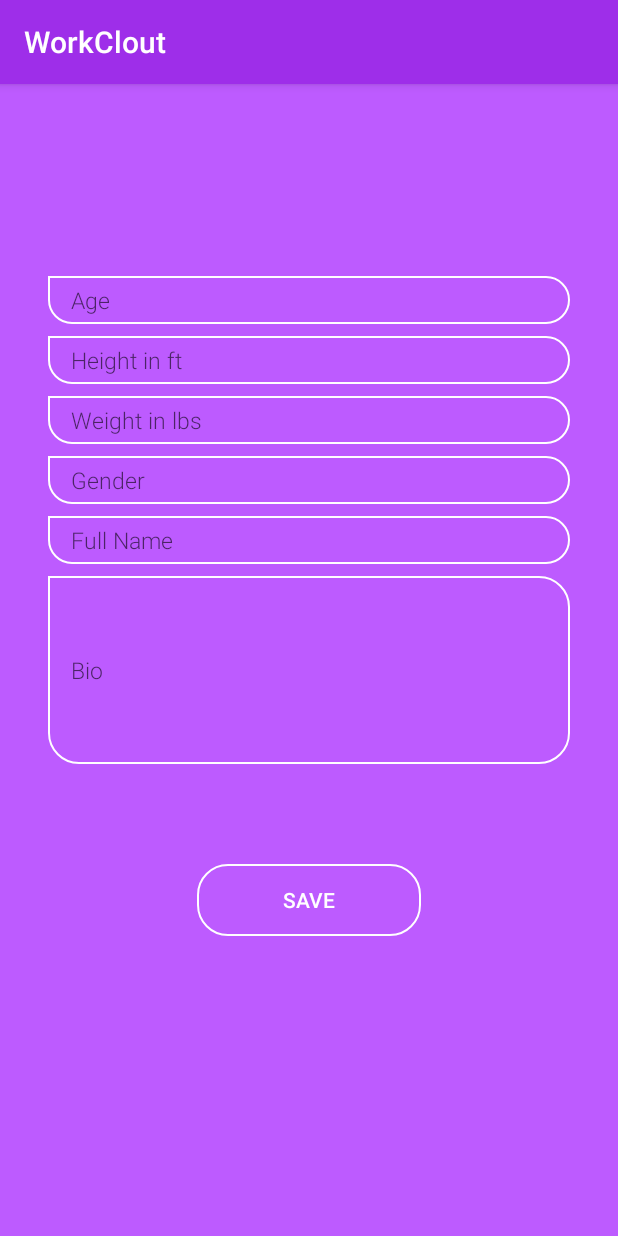
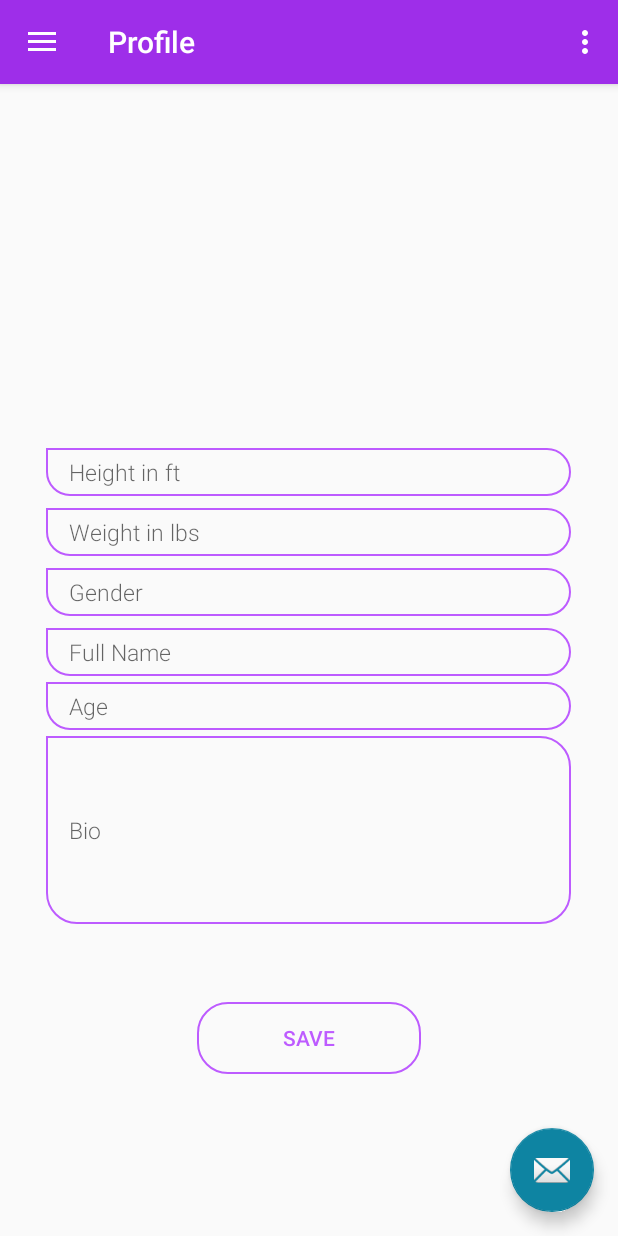
Before and after one commit to forklifters/WorkClout, an Android app: the HomePage screen opened directly, with no data from a screen before it, in the side drawer, after a tap on "Profile", on a phone screen of 412 x 824 dp. Run offline under Robolectric (Android 15) with nearby library versions, the phone set to English and light mode, and no system bars; our stand-ins replace Firebase (no records; nobody signed in at launch, a user with empty details on screens opened directly).

Commit message:
A lot of UI linking

```diff
--- a/app/src/main/AndroidManifest.xml
+++ b/app/src/main/AndroidManifest.xml
@@ -15,9 +15,13 @@
         android:supportsRtl="true"
         android:theme="@style/AppTheme">
         <activity
+            android:name=".Profile"
+            android:label="@string/title_activity_profile"
+            android:theme="@style/AppTheme.NoActionBar"></activity>
+        <activity
             android:name=".Settings"
             android:label="@string/title_activity_settings"
-            android:theme="@style/AppTheme.NoActionBar"></activity>
+            android:theme="@style/AppTheme.NoActionBar" />
         <activity
             android:name=".HomePage"
             android:label="@string/title_activity_home_page"
--- a/app/src/main/java/com/example/workclout/HomePage.java
+++ b/app/src/main/java/com/example/workclout/HomePage.java
@@ -18,7 +18,6 @@ import android.view.MenuItem;
 public class HomePage extends AppCompatActivity
         implements NavigationView.OnNavigationItemSelectedListener {
 
-    //private Switch nightmode;
     private helperClass x =new helperClass();
 
     @Override
@@ -27,7 +26,6 @@ public class HomePage extends AppCompatActivity
         super.onCreate(savedInstanceState);
         setContentView(R.layout.activity_home_page);
         night_mode();
-        setUpVariables();
         Toolbar toolbar = (Toolbar) findViewById(R.id.toolbar);
         setSupportActionBar(toolbar);
 
@@ -68,10 +66,6 @@ public class HomePage extends AppCompatActivity
 
     }
 
-    public void setUpVariables() {
-        //nightmode=(Switch) findViewById(R.id.sw_nightmode);
-    }
-
     @Override
     public void onBackPressed() {
         DrawerLayout drawer = (DrawerLayout) findViewById(R.id.drawer_layout);
@@ -98,7 +92,7 @@ public class HomePage extends AppCompatActivity
 
         //noinspection SimplifiableIfStatement
         if (id == R.id.action_settings) {
-            Intent settings = new Intent(HomePage.this, Settings.class);
+            Intent settings = new Intent(HomePage.this, HomePage.class);
             startActivity(settings);
             return true;
         }
@@ -122,11 +116,14 @@ public class HomePage extends AppCompatActivity
             Intent settings = new Intent(HomePage.this, Settings.class);
             startActivity(settings);
         } else if (id == R.id.nav_profile) {
-            Intent profileView = new Intent(HomePage.this, SetupProfile.class);
+            Intent profileView = new Intent(HomePage.this, Profile.class);
             startActivity(profileView);
         } else if (id == R.id.nav_leaderboards) {
             Intent leaderboards = new Intent(HomePage.this, Registration.class);
             startActivity(leaderboards);
+        } else if (id == R.id.nav_home) {
+            Intent home = new Intent(HomePage.this, HomePage.class);
+            startActivity(home);
         }
 
         DrawerLayout drawer = (DrawerLayout) findViewById(R.id.drawer_layout);
--- /dev/null
+++ b/app/src/main/java/com/example/workclout/Profile.java
@@ -0,0 +1,200 @@
+package com.example.workclout;
+
+import android.content.Intent;
+import android.os.Bundle;
+import android.support.design.widget.FloatingActionButton;
+import android.support.design.widget.Snackbar;
+import android.support.v7.app.AppCompatDelegate;
+import android.view.View;
+import android.support.design.widget.NavigationView;
+import android.support.v4.view.GravityCompat;
+import android.support.v4.widget.DrawerLayout;
+import android.support.v7.app.ActionBarDrawerToggle;
+import android.support.v7.app.AppCompatActivity;
+import android.support.v7.widget.Toolbar;
+import android.view.Menu;
+import android.view.MenuItem;
+import android.widget.Button;
+import android.widget.EditText;
+import android.widget.Toast;
+
+import com.google.android.gms.tasks.OnSuccessListener;
+import com.google.firebase.firestore.DocumentReference;
+import com.google.firebase.firestore.DocumentSnapshot;
+import com.google.firebase.firestore.FirebaseFirestore;
+
+public class Profile extends AppCompatActivity
+        implements NavigationView.OnNavigationItemSelectedListener {
+
+    private EditText bio, weight, height, gender, fullName, age;
+    private Button setup;
+    private String bioInput, fullNameInput, ageInput, heightInput, weightInput, loginType, UId,genderInput;
+    private String databaseBio, databaseName,databaseAge,databaseHeight,databaseWeight,databaseGender;
+    private FirebaseFirestore firestoreoreupdate;
+    private DocumentReference setUPRef;
+    private helperClass x =new helperClass();
+
+    @Override
+    protected void onCreate(Bundle savedInstanceState) {
+        super.onCreate(savedInstanceState);
+        setContentView(R.layout.activity_profile);
+        firestoreoreupdate = FirebaseFirestore.getInstance();
+        night_mode();
+        Toolbar toolbar = (Toolbar) findViewById(R.id.toolbar);
+        setSupportActionBar(toolbar);
+
+        FloatingActionButton fab = (FloatingActionButton) findViewById(R.id.fab);
+        fab.setOnClickListener(new View.OnClickListener() {
+            @Override
+            public void onClick(View view) {
+                Snackbar.make(view, "Replace with your own action", Snackbar.LENGTH_LONG)
+                        .setAction("Action", null).show();
+            }
+        });
+
+        DrawerLayout drawer = (DrawerLayout) findViewById(R.id.drawer_layout);
+        ActionBarDrawerToggle toggle = new ActionBarDrawerToggle(
+                this, drawer, toolbar, R.string.navigation_drawer_open, R.string.navigation_drawer_close);
+        drawer.addDrawerListener(toggle);
+        toggle.syncState();
+
+        NavigationView navigationView = (NavigationView) findViewById(R.id.nav_view);
+        navigationView.setNavigationItemSelectedListener(this);
+
+        bio = (EditText) findViewById(R.id.BioId);
+        age = (EditText) findViewById(R.id.AgeID);
+        height = (EditText) findViewById(R.id.HeightId);
+        weight = (EditText) findViewById(R.id.WeightID);
+        fullName = (EditText) findViewById(R.id.FullNameID);
+        gender=(EditText) findViewById(R.id.GenderID);
+        setup = (Button) findViewById(R.id.ProfileID);
+
+        UId =x.get_user_id();
+        loginType=x.get_login_type();
+        setUPRef = firestoreoreupdate.collection(loginType).document(UId);
+
+        setup.setOnClickListener(new View.OnClickListener() {
+            @Override
+            public void onClick(View v) {
+                fullNameInput=fullName.getText().toString().trim();
+                bioInput=bio.getText().toString().trim();
+                ageInput=age.getText().toString().trim();
+                heightInput=height.getText().toString().trim();
+                weightInput =weight.getText().toString().trim();
+                genderInput=gender.getText().toString().trim();
+                setUPRef.get().addOnSuccessListener(new OnSuccessListener<DocumentSnapshot>() {
+                    @Override
+                    public void onSuccess(DocumentSnapshot documentSnapshot) {
+                        databaseName = documentSnapshot.getString("Name");
+                        databaseBio = documentSnapshot.getString("bio");
+                        databaseGender = documentSnapshot.getString("gender");
+                        databaseAge = documentSnapshot.getString("age");
+                        databaseHeight = documentSnapshot.getString("height");
+                        databaseWeight = documentSnapshot.getString("weight");
+                        fullName.setHint(databaseName);
+                        bio.setHint(databaseBio);
+                        gender.setHint(databaseGender);
+                        age.setHint(databaseAge);
+                        height.setHint(databaseName);
+                        weight.setHint(databaseName);
+
+                    }
+                });
+
+                update();
+                Intent loginSuccess = new Intent(Profile.this, Settings.class);
+                startActivity(loginSuccess);
+
+
+            }
+        });
+
+    }
+
+    public void night_mode()
+    {
+        if(x.get_lights_on()==true)
+        {
+            getDelegate().setLocalNightMode(AppCompatDelegate.MODE_NIGHT_YES);
+        }
+        else
+        {
+            getDelegate().setLocalNightMode(AppCompatDelegate.MODE_NIGHT_NO);
+        }
+    }
+
+    public void update() {
+        setUPRef.update("Name", fullNameInput);
+        setUPRef.update("bio", bioInput);
+        setUPRef.update("gender", genderInput);
+        setUPRef.update("age", ageInput);
+        setUPRef.update("height", heightInput);
+        setUPRef.update("weight", weightInput);
+        Toast.makeText(Profile.this, "Your profile is updated",Toast.LENGTH_SHORT).show();
+    }
+
+    @Override
+    public void onBackPressed() {
+        DrawerLayout drawer = (DrawerLayout) findViewById(R.id.drawer_layout);
+        if (drawer.isDrawerOpen(GravityCompat.START)) {
+            drawer.closeDrawer(GravityCompat.START);
+        } else {
+            super.onBackPressed();
+        }
+    }
+
+    @Override
+    public boolean onCreateOptionsMenu(Menu menu) {
+        // Inflate the menu; this adds items to the action bar if it is present.
+        getMenuInflater().inflate(R.menu.profile, menu);
+        return true;
+    }
+
+    @Override
+    public boolean onOptionsItemSelected(MenuItem item) {
+        // Handle action bar item clicks here. The action bar will
+        // automatically handle clicks on the Home/Up button, so long
+        // as you specify a parent activity in AndroidManifest.xml.
+        int id = item.getItemId();
+
+        //noinspection SimplifiableIfStatement
+        if (id == R.id.action_settings) {
+            Intent settings = new Intent(Profile.this, HomePage.class);
+            startActivity(settings);
+            return true;
+        }
+
+        return super.onOptionsItemSelected(item);
+    }
+
+    @SuppressWarnings("StatementWithEmptyBody")
+    @Override
+    public boolean onNavigationItemSelected(MenuItem item) {
+        // Handle navigation view item clicks here.
+        int id = item.getItemId();
+
+        if (id == R.id.nav_challenges) {
+            Intent challenges = new Intent(Profile.this, Challenges.class);
+            startActivity(challenges);
+        } else if (id == R.id.nav_teams) {
+            Intent teams = new Intent(Profile.this, Registration.class);
+            startActivity(teams);
+        } else if (id == R.id.nav_settings) {
+            Intent settings = new Intent(Profile.this, Settings.class);
+            startActivity(settings);
+        } else if (id == R.id.nav_profile) {
+            Intent profileView = new Intent(Profile.this, Profile.class);
+            startActivity(profileView);
+        } else if (id == R.id.nav_leaderboards) {
+            Intent leaderboards = new Intent(Profile.this, Registration.class);
+            startActivity(leaderboards);
+        } else if (id == R.id.nav_home) {
+            Intent home = new Intent(Profile.this, HomePage.class);
+            startActivity(home);
+        }
+
+        DrawerLayout drawer = (DrawerLayout) findViewById(R.id.drawer_layout);
+        drawer.closeDrawer(GravityCompat.START);
+        return true;
+    }
+}
--- a/app/src/main/java/com/example/workclout/Registration.java
+++ b/app/src/main/java/com/example/workclout/Registration.java
@@ -106,7 +106,7 @@ public class Registration extends AppCompatActivity {
                         public void onComplete(@NonNull Task<Void> task) {
                             Toast.makeText(Registration.this, "Username added", Toast.LENGTH_SHORT).show();
 
-                            Intent loginSuccess = new Intent(Registration.this, SetupProfile.class);
+                            Intent loginSuccess = new Intent(Registration.this, Profile.class);
                             startActivity(loginSuccess);
                         }
                     }).addOnFailureListener(new OnFailureListener() {
--- a/app/src/main/java/com/example/workclout/SetupProfile.java
+++ b/app/src/main/java/com/example/workclout/SetupProfile.java
@@ -91,7 +91,5 @@ public class SetupProfile extends AppCompatActivity {
                     setUPRef.update("height", heightInput);
                     setUPRef.update("weight", weightInput);
                     Toast.makeText(SetupProfile.this, "Your profile is updated",Toast.LENGTH_SHORT).show();
-
-
                 }
 }
--- /dev/null
+++ b/app/src/main/res/drawable/btn_bg_main.xml
@@ -0,0 +1,14 @@
+<shape xmlns:android="http://schemas.android.com/apk/res/android"
+    android:shape="rectangle">
+
+    <corners
+        android:bottomLeftRadius="20dp"
+        android:bottomRightRadius="20dp"
+        android:topLeftRadius="20dp"
+        android:topRightRadius="20dp" />
+
+    <stroke
+        android:color="@color/gradStart"
+        android:width="1dp" />
+
+</shape>
--- /dev/null
+++ b/app/src/main/res/drawable/et_bg_main.xml
@@ -0,0 +1,14 @@
+<shape xmlns:android="http://schemas.android.com/apk/res/android"
+    android:shape="rectangle">
+
+    <corners
+        android:bottomLeftRadius="20dp"
+        android:bottomRightRadius="20dp"
+        android:topLeftRadius="0dp"
+        android:topRightRadius="20dp" />
+
+    <stroke
+        android:color="@color/gradStart"
+        android:width="1dp" />
+
+</shape>
--- /dev/null
+++ b/app/src/main/res/layout/activity_profile.xml
@@ -0,0 +1,25 @@
+<?xml version="1.0" encoding="utf-8"?>
+<android.support.v4.widget.DrawerLayout xmlns:android="http://schemas.android.com/apk/res/android"
+    xmlns:app="http://schemas.android.com/apk/res-auto"
+    xmlns:tools="http://schemas.android.com/tools"
+    android:id="@+id/drawer_layout"
+    android:layout_width="match_parent"
+    android:layout_height="match_parent"
+    android:fitsSystemWindows="true"
+    tools:openDrawer="start">
+
+    <include
+        layout="@layout/app_bar_profile"
+        android:layout_width="match_parent"
+        android:layout_height="match_parent" />
+
+    <android.support.design.widget.NavigationView
+        android:id="@+id/nav_view"
+        android:layout_width="wrap_content"
+        android:layout_height="match_parent"
+        android:layout_gravity="start"
+        android:fitsSystemWindows="true"
+        app:headerLayout="@layout/nav_header_profile"
+        app:menu="@menu/activity_profile_drawer" />
+
+</android.support.v4.widget.DrawerLayout>
--- /dev/null
+++ b/app/src/main/res/layout/app_bar_profile.xml
@@ -0,0 +1,33 @@
+<?xml version="1.0" encoding="utf-8"?>
+<android.support.design.widget.CoordinatorLayout xmlns:android="http://schemas.android.com/apk/res/android"
+    xmlns:app="http://schemas.android.com/apk/res-auto"
+    xmlns:tools="http://schemas.android.com/tools"
+    android:layout_width="match_parent"
+    android:layout_height="match_parent"
+    tools:context=".Profile">
+
+    <android.support.design.widget.AppBarLayout
+        android:layout_width="match_parent"
+        android:layout_height="wrap_content"
+        android:theme="@style/AppTheme.AppBarOverlay">
+
+        <android.support.v7.widget.Toolbar
+            android:id="@+id/toolbar"
+            android:layout_width="match_parent"
+            android:layout_height="?attr/actionBarSize"
+            android:background="?attr/colorPrimary"
+            app:popupTheme="@style/AppTheme.PopupOverlay" />
+
+    </android.support.design.widget.AppBarLayout>
+
+    <include layout="@layout/content_profile" />
+
+    <android.support.design.widget.FloatingActionButton
+        android:id="@+id/fab"
+        android:layout_width="wrap_content"
+        android:layout_height="wrap_content"
+        android:layout_gravity="bottom|end"
+        android:layout_margin="@dimen/fab_margin"
+        app:srcCompat="@android:drawable/ic_dialog_email" />
+
+</android.support.design.widget.CoordinatorLayout>
--- /dev/null
+++ b/app/src/main/res/layout/content_profile.xml
@@ -0,0 +1,143 @@
+<?xml version="1.0" encoding="utf-8"?>
+<android.support.constraint.ConstraintLayout xmlns:android="http://schemas.android.com/apk/res/android"
+    xmlns:app="http://schemas.android.com/apk/res-auto"
+    xmlns:tools="http://schemas.android.com/tools"
+    android:layout_width="match_parent"
+    android:layout_height="match_parent"
+    app:layout_behavior="@string/appbar_scrolling_view_behavior"
+    tools:context=".Profile"
+    tools:showIn="@layout/app_bar_profile">
+
+    <EditText
+        android:id="@+id/AgeID"
+        android:layout_width="350dp"
+        android:layout_height="32dp"
+        android:layout_marginEnd="8dp"
+        android:layout_marginBottom="4dp"
+        android:background="@drawable/et_bg_main"
+        android:ems="10"
+        android:fontFamily="sans-serif-light"
+        android:hint="Age "
+        android:inputType="number"
+        android:paddingLeft="15dp"
+        android:paddingRight="15dp"
+        android:textSize="15sp"
+        app:layout_constraintBottom_toTopOf="@+id/BioId"
+        app:layout_constraintEnd_toEndOf="@+id/BioId"
+        app:layout_constraintHorizontal_bias="0.0"
+        app:layout_constraintStart_toStartOf="@+id/BioId" />
+
+    <EditText
+        android:id="@+id/HeightId"
+        android:layout_width="350dp"
+        android:layout_height="32dp"
+        android:layout_marginEnd="8dp"
+        android:layout_marginBottom="8dp"
+        android:background="@drawable/et_bg_main"
+        android:ems="10"
+        android:fontFamily="sans-serif-light"
+        android:hint="Height in ft"
+        android:inputType="numberDecimal"
+        android:paddingLeft="15dp"
+        android:paddingRight="15dp"
+        android:textColor="@color/white"
+        android:textSize="15sp"
+        app:layout_constraintBottom_toTopOf="@+id/WeightID"
+        app:layout_constraintEnd_toEndOf="@+id/WeightID"
+        app:layout_constraintHorizontal_bias="0.0"
+        app:layout_constraintStart_toStartOf="@+id/WeightID" />
+
+    <EditText
+        android:id="@+id/WeightID"
+        android:layout_width="350dp"
+        android:layout_height="32dp"
+        android:layout_marginEnd="8dp"
+        android:layout_marginBottom="8dp"
+        android:background="@drawable/et_bg_main"
+        android:ems="10"
+        android:fontFamily="sans-serif-light"
+        android:hint="Weight in lbs"
+        android:inputType="number"
+        android:paddingLeft="15dp"
+        android:paddingRight="15dp"
+        android:textColor="@color/white"
+        android:textSize="15sp"
+        app:layout_constraintBottom_toTopOf="@+id/GenderID"
+        app:layout_constraintEnd_toEndOf="@+id/GenderID"
+        app:layout_constraintHorizontal_bias="0.0"
+        app:layout_constraintStart_toStartOf="@+id/GenderID" />
+
+    <EditText
+        android:id="@+id/GenderID"
+        android:layout_width="350dp"
+        android:layout_height="32dp"
+        android:layout_marginEnd="8dp"
+        android:layout_marginBottom="8dp"
+        android:background="@drawable/et_bg_main"
+        android:ems="10"
+        android:fontFamily="sans-serif-light"
+        android:hint="Gender "
+        android:inputType="textPersonName"
+        android:paddingLeft="15dp"
+        android:paddingRight="15dp"
+        android:textSize="15sp"
+        app:layout_constraintBottom_toTopOf="@+id/FullNameID"
+        app:layout_constraintEnd_toEndOf="@+id/FullNameID"
+        app:layout_constraintHorizontal_bias="0.0"
+        app:layout_constraintStart_toStartOf="@+id/FullNameID" />
+
+    <EditText
+        android:id="@+id/FullNameID"
+        android:layout_width="350dp"
+        android:layout_height="32dp"
+        android:layout_marginEnd="8dp"
+        android:layout_marginBottom="4dp"
+        android:background="@drawable/et_bg_main"
+        android:ems="10"
+        android:fontFamily="sans-serif-light"
+        android:hint="Full Name "
+        android:inputType="textPersonName"
+        android:paddingLeft="15dp"
+        android:paddingRight="15dp"
+        android:textSize="15sp"
+        app:layout_constraintBottom_toTopOf="@+id/AgeID"
+        app:layout_constraintEnd_toEndOf="@+id/AgeID"
+        app:layout_constraintHorizontal_bias="0.0"
+        app:layout_constraintStart_toStartOf="@+id/AgeID" />
+
+    <EditText
+        android:id="@+id/BioId"
+        android:layout_width="350dp"
+        android:layout_height="125dp"
+        android:layout_marginStart="8dp"
+        android:layout_marginEnd="8dp"
+        android:layout_marginBottom="52dp"
+        android:background="@drawable/et_bg_main"
+        android:ems="10"
+        android:fontFamily="sans-serif-light"
+        android:hint="Bio "
+        android:inputType="textPersonName"
+        android:paddingLeft="15dp"
+        android:paddingRight="15dp"
+        android:textSize="15sp"
+        app:layout_constraintBottom_toTopOf="@+id/ProfileID"
+        app:layout_constraintEnd_toEndOf="parent"
+        app:layout_constraintHorizontal_bias="0.488"
+        app:layout_constraintStart_toStartOf="parent" />
+
+
+    <Button
+        android:id="@+id/ProfileID"
+        android:layout_width="149dp"
+        android:layout_height="wrap_content"
+        android:layout_centerHorizontal="true"
+        android:layout_marginBottom="108dp"
+        android:background="@drawable/btn_bg_main"
+        android:fontFamily="sans-serif-medium"
+        android:text="Save"
+        android:textColor="@color/gradStart"
+        app:layout_constraintBottom_toBottomOf="parent"
+        app:layout_constraintEnd_toEndOf="parent"
+        app:layout_constraintStart_toStartOf="parent" />
+
+</android.support.constraint.ConstraintLayout>
--- /dev/null
+++ b/app/src/main/res/menu/activity_profile_drawer.xml
@@ -0,0 +1,27 @@
+<?xml version="1.0" encoding="utf-8"?>
+<menu xmlns:android="http://schemas.android.com/apk/res/android"
+    xmlns:tools="http://schemas.android.com/tools"
+    tools:showIn="navigation_view">
+
+    <group android:checkableBehavior="single">
+        <item
+            android:id="@+id/nav_home"
+            android:title="Home" />
+        <item
+            android:id="@+id/nav_challenges"
+            android:title="Challenges" />
+        <item
+            android:id="@+id/nav_leaderboards"
+            android:title="Leaderboards" />
+        <item
+            android:id="@+id/nav_teams"
+            android:title="Teams" />
+        <item
+            android:id="@+id/nav_profile"
+            android:title="Profile" />
+        <item
+            android:id="@+id/nav_settings"
+            android:title="Settings" />
+    </group>
+
+</menu>
--- a/app/src/main/res/menu/activity_settings_drawer.xml
+++ b/app/src/main/res/menu/activity_settings_drawer.xml
@@ -4,6 +4,9 @@
     tools:showIn="navigation_view">
 
     <group android:checkableBehavior="single">
+        <item
+            android:id="@+id/nav_home"
+            android:title="Home" />
         <item
             android:id="@+id/nav_challenges"
             android:title="Challenges" />
--- /dev/null
+++ b/app/src/main/res/menu/profile.xml
@@ -0,0 +1,9 @@
+<?xml version="1.0" encoding="utf-8"?>
+<menu xmlns:android="http://schemas.android.com/apk/res/android"
+    xmlns:app="http://schemas.android.com/apk/res-auto">
+    <item
+        android:id="@+id/action_settings"
+        android:orderInCategory="100"
+        android:title="@string/action_settings"
+        app:showAsAction="never" />
+</menu>
--- a/app/src/main/res/values/strings.xml
+++ b/app/src/main/res/values/strings.xml
@@ -23,5 +23,6 @@
     <string name="nav_header_desc">Navigation header</string>
     <string name="action_settings">Home</string>
     <string name="title_activity_settings">Settings</string>
+    <string name="title_activity_profile">Profile</string>
 
 </resources>
```
Also changed, not shown: app/src/main/java/com/example/workclout/Settings.java (+8 -7 lines), app/src/main/res/layout/content_settings.xml (+32 -24 lines), app/src/main/res/layout/nav_header_profile.xml (added, +36 -0 lines).
